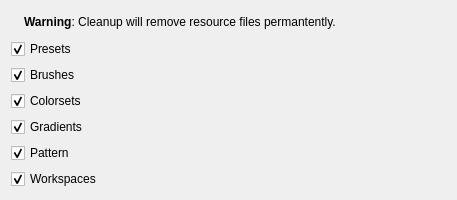
First picture: the form in krita/ui/forms/wdgdlgblacklistcleanup.ui, repository KDE/krita, before the edit.
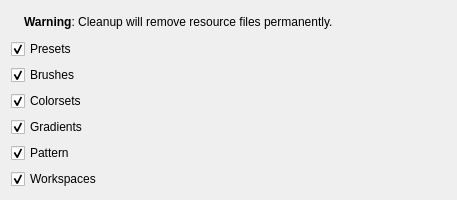
Second picture: the form after the edit.

The edit to the form file:
```diff
--- a/krita/ui/forms/wdgdlgblacklistcleanup.ui
+++ b/krita/ui/forms/wdgdlgblacklistcleanup.ui
@@ -52,7 +52,7 @@
 &lt;html&gt;&lt;head&gt;&lt;meta name=&quot;qrichtext&quot; content=&quot;1&quot; /&gt;&lt;style type=&quot;text/css&quot;&gt;
 p, li { white-space: pre-wrap; }
 &lt;/style&gt;&lt;/head&gt;&lt;body style=&quot; font-family:'Ubuntu'; font-size:9pt; font-weight:400; font-style:normal;&quot;&gt;
-&lt;p style=&quot; margin-top:12px; margin-bottom:12px; margin-left:0px; margin-right:0px; -qt-block-indent:0; text-indent:0px;&quot;&gt;&lt;span style=&quot; font-weight:600;&quot;&gt;Warning&lt;/span&gt;: Cleanup will remove resource files permantently.&lt;/p&gt;&lt;/body&gt;&lt;/html&gt;</string>
+&lt;p style=&quot; margin-top:12px; margin-bottom:12px; margin-left:0px; margin-right:0px; -qt-block-indent:0; text-indent:0px;&quot;&gt;&lt;span style=&quot; font-weight:600;&quot;&gt;Warning&lt;/span&gt;: Cleanup will remove resource files permanently.&lt;/p&gt;&lt;/body&gt;&lt;/html&gt;</string>
        </property>
        <property name="textFormat">
         <enum>Qt::RichText</enum>
```
